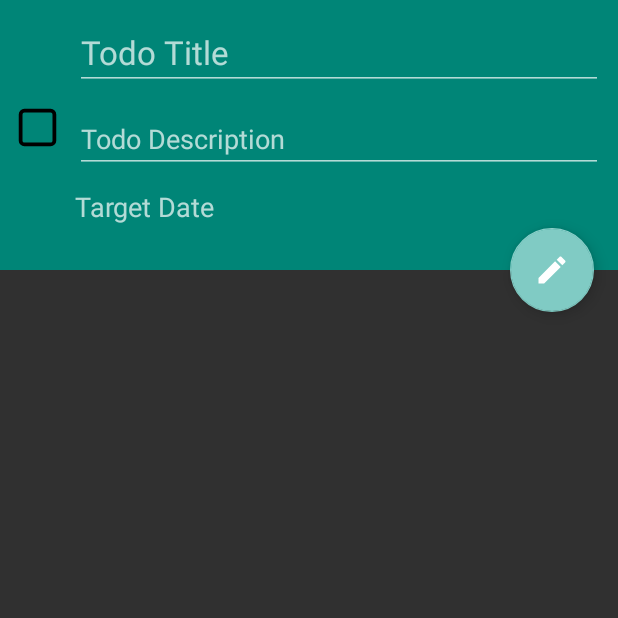
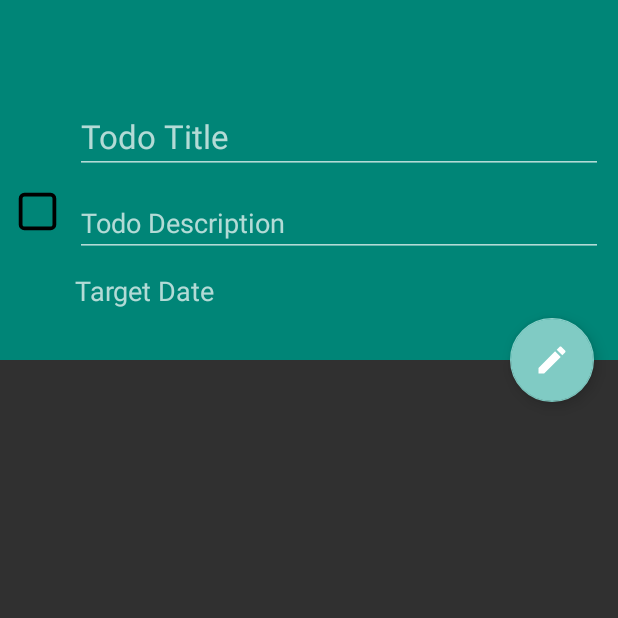
Before and after one commit to ssujung/TodoEx, an Android app: the fragment TodoDetailFragment placed in its activity, on a phone screen of 412 x 824 dp, the top half of it. Run offline under Robolectric (Android 15) with nearby library versions, the phone set to English and light mode, and no system bars; our stand-ins replace Room's generated code, RxJava; libraries missing offline, so code that uses them is left out: com.jakewharton.rxbinding2, org.jetbrains.anko; 3 statements that could not run were skipped.

```diff
--- a/app/src/main/java/com/sujungp/todoex/usecase/UpdateTodo.kt
+++ b/app/src/main/java/com/sujungp/todoex/usecase/UpdateTodo.kt
@@ -7,8 +7,10 @@ import io.reactivex.Completable
 /**
  * Created by sujung26 on 2019-10-15.
  */
-class UpdateTodo(val repository: TodoRepository) : UseCase<TodoItem, Completable> {
+class UpdateTodo(private val repository: TodoRepository) : UseCase<TodoItem, Completable> {
     override fun execute(params: TodoItem?): Completable {
-        return repository.updateTodoItem(params)
+        return params?.let {
+            repository.updateTodoItem(it)
+        } ?: Completable.error(Throwable("UpdateTodo: parameter must not be null!!"))
     }
 }
--- a/app/src/main/res/layout/fragment_todo_detail.xml
+++ b/app/src/main/res/layout/fragment_todo_detail.xml
@@ -33,7 +33,10 @@
         </com.google.android.material.appbar.CollapsingToolbarLayout>
     </com.google.android.material.appbar.AppBarLayout>
 
-    <include layout="@layout/item_todo_detail"/>
+    <include layout="@layout/item_todo_detail"
+             android:layout_width="match_parent"
+             android:layout_height="wrap_content"
+             android:layout_marginTop="?attr/actionBarSize"/>
 
     <com.google.android.material.floatingactionbutton.FloatingActionButton
             android:id="@+id/fabEditTodo"
--- a/app/src/main/res/values/dimens.xml
+++ b/app/src/main/res/values/dimens.xml
@@ -1,5 +1,5 @@
 <resources>
     <dimen name="fab_margin">16dp</dimen>
-    <dimen name="app_bar_height">180dp</dimen>
+    <dimen name="app_bar_height">240dp</dimen>
     <dimen name="text_margin">16dp</dimen>
 </resources>
```
